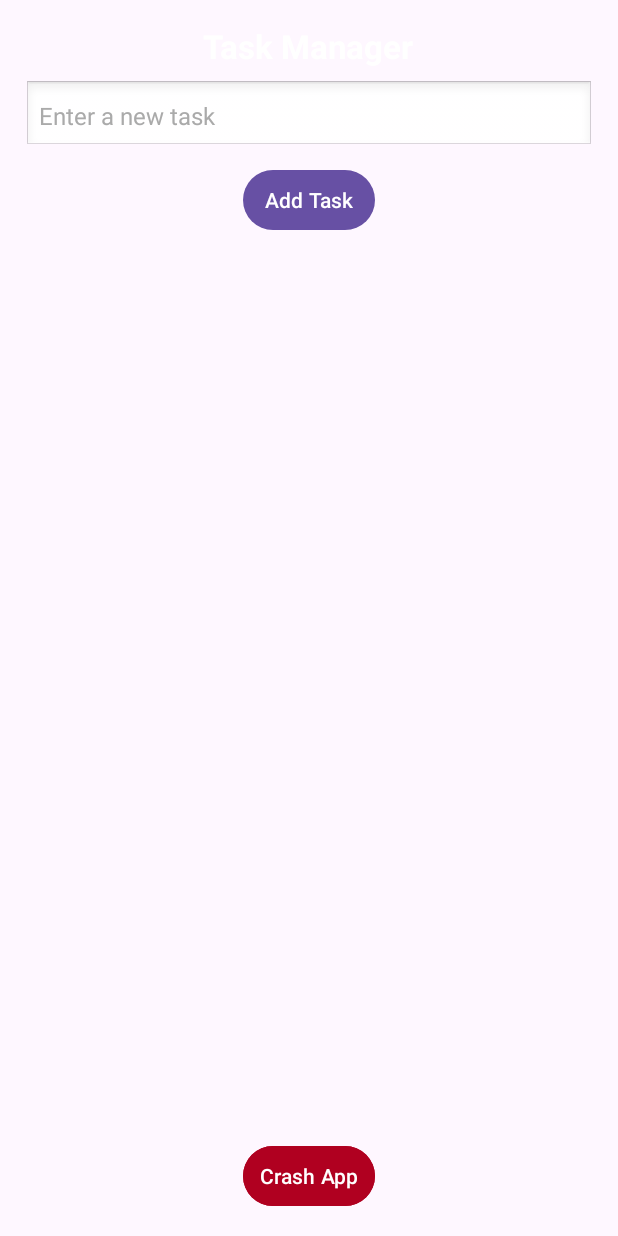
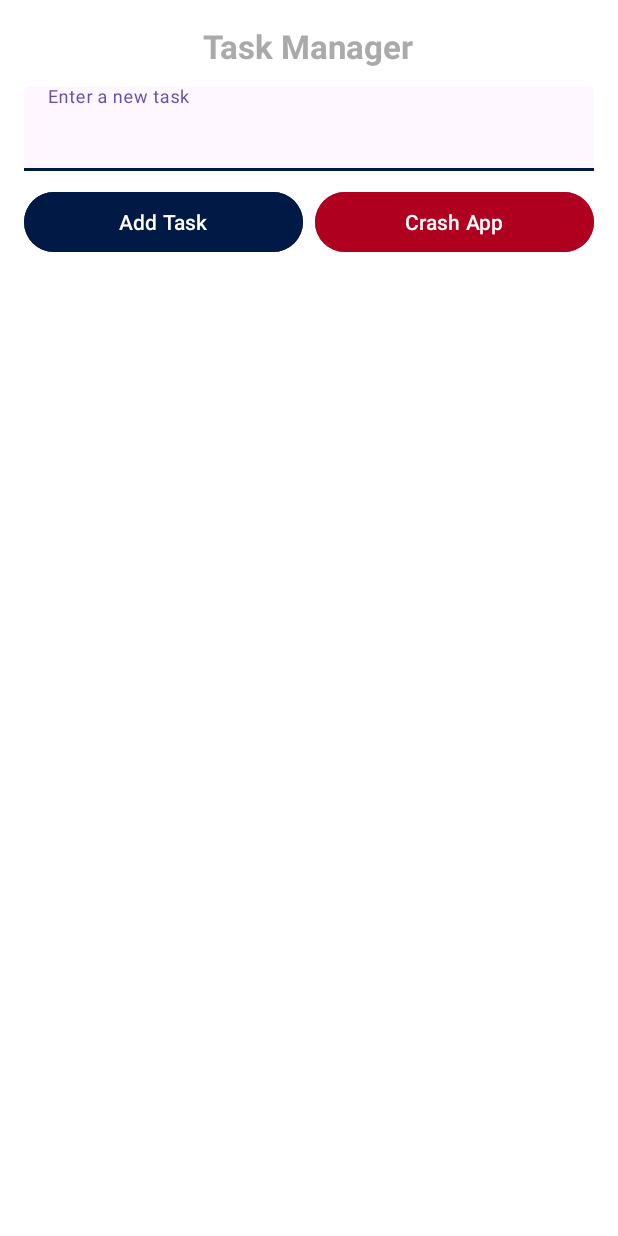
Before and after one commit to akxshatjain05/Task-Manager-Application, an Android app: the screen it shows after launch (MainActivity), on a phone screen of 412 x 824 dp. Run offline under Robolectric (Android 15) with nearby library versions, the phone set to English and light mode, and no system bars; our stand-ins replace Room's generated code; 3 statements that could not run were skipped.

Commit message:
refactoring and UI changes

```diff
--- a/app/src/main/res/layout/activity_main.xml
+++ b/app/src/main/res/layout/activity_main.xml
@@ -1,53 +1,70 @@
 <LinearLayout xmlns:android="http://schemas.android.com/apk/res/android"
+    xmlns:app="http://schemas.android.com/apk/res-auto"
     android:layout_width="match_parent"
     android:layout_height="match_parent"
     android:orientation="vertical"
     android:padding="16dp"
-    android:gravity="center_horizontal">
+    android:background="@color/white">
 
     <TextView
         android:layout_width="wrap_content"
         android:layout_height="wrap_content"
         android:text="@string/task_manager"
-        android:textColor="@color/white"
+        android:textColor="@android:color/darker_gray"
         android:textSize="22sp"
         android:textStyle="bold"
-        android:paddingBottom="8dp"/>
+        android:layout_gravity="center"
+        android:paddingBottom="12dp"/>
 
-    <EditText
-        android:id="@+id/taskInput"
+    <com.google.android.material.textfield.TextInputLayout
         android:layout_width="match_parent"
         android:layout_height="wrap_content"
         android:hint="@string/enter_a_new_task"
-        android:padding="10dp"
-        android:background="@android:drawable/edit_text"
-        android:textColor="@color/black"
-        android:textColorHint="@android:color/darker_gray"
-        android:textSize="16sp"/>
+        app:boxBackgroundMode="filled"
+        app:boxStrokeColor="@color/material_dynamic_primary10">
 
-    <Button
-        android:id="@+id/addTaskButton"
-        android:layout_width="wrap_content"
+        <com.google.android.material.textfield.TextInputEditText
+            android:id="@+id/taskInput"
+            android:layout_width="match_parent"
+            android:layout_height="wrap_content"
+            android:textColor="@color/white"
+            android:textColorHint="@android:color/white"
+            android:textSize="16sp"/>
+    </com.google.android.material.textfield.TextInputLayout>
+
+    <LinearLayout
+        android:layout_width="match_parent"
         android:layout_height="wrap_content"
-        android:text="@string/add_task"
-        android:layout_marginTop="8dp"
-        android:padding="10dp"
-        android:textColor="@android:color/white"/>
+        android:orientation="horizontal"
+        android:gravity="center"
+        android:layout_marginTop="10dp">
+
+        <Button
+            android:id="@+id/addTaskButton"
+            android:layout_width="0dp"
+            android:layout_height="wrap_content"
+            android:layout_weight="1"
+            android:text="@string/add_task"
+            android:backgroundTint="@color/material_dynamic_primary10"
+            android:textColor="@android:color/white"
+            android:padding="10dp"
+            android:layout_marginEnd="8dp"/>
+
+        <Button
+            android:id="@+id/crashButton"
+            android:layout_width="0dp"
+            android:layout_height="wrap_content"
+            android:layout_weight="1"
+            android:text="@string/crash_app"
+            android:backgroundTint="@color/design_default_color_error"
+            android:textColor="@android:color/white"
+            android:padding="10dp"/>
+    </LinearLayout>
 
     <androidx.recyclerview.widget.RecyclerView
         android:id="@+id/recyclerView"
         android:layout_width="match_parent"
         android:layout_height="0dp"
         android:layout_weight="1"
-        android:layout_marginTop="8dp"/>
-
-    <Button
-        android:id="@+id/crashButton"
-        android:layout_width="wrap_content"
-        android:layout_height="wrap_content"
-        android:text="@string/crash_app"
-        android:layout_marginTop="16dp"
-        android:padding="10dp"
-        android:backgroundTint="@color/design_default_color_error"
-        android:textColor="@android:color/white"/>
+        android:layout_marginTop="12dp"/>
 </LinearLayout>
```
Also changed, not shown: app/src/main/java/com/example/task_manager/ui/adapter/TaskAdapter.java (+11 -1 lines), app/src/main/res/layout/item_task.xml (+24 -8 lines).
